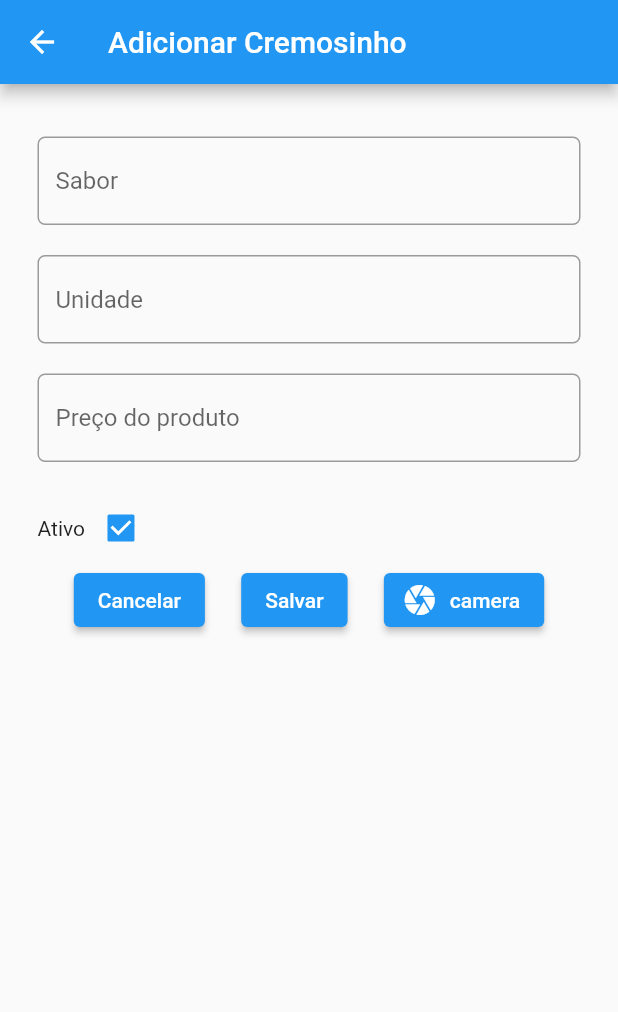
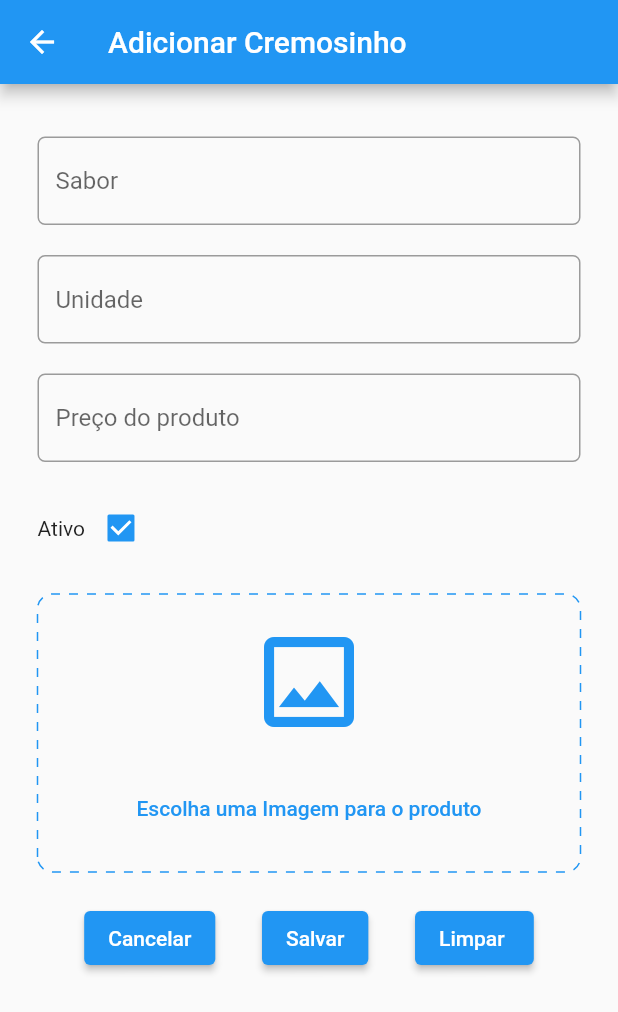
Before and after one commit to matheusfellipe/dindin_flutter, a Flutter app: the IceCreamAddPage screen opened directly, on a phone screen of 412 x 824 dp. Shown: the top 1012 px of the screen. Run offline on Flutter 3.47's test engine with Material 2 defaults, Android fonts, the phone set to English and light mode, and no system bars; drawn by our look-alikes of dotted_border; our stand-ins replace cloud_firestore, firebase_auth, firebase_core, firebase_storage, google_fonts, image_picker; accounts and stored records are empty.

Commit message:
implementing image picker

```diff
--- a/lib/screen/home/home_page.dart
+++ b/lib/screen/home/home_page.dart
@@ -1,4 +1,4 @@
-import 'package:din_din_com/screen/icecream/icrecream_add_page.dart';
+import 'package:din_din_com/screen/product/icrecream_add_page.dart';
 import 'package:flutter/material.dart';
 
 import '../deliveryman/deliveryman_add_page.dart';
--- a/lib/screen/icecream/icrecream_add_page.dart
+++ b/lib/screen/product/icrecream_add_page.dart
@@ -1,10 +1,11 @@
 import 'dart:io';
 
+import 'package:dotted_border/dotted_border.dart';
 import 'package:flutter/foundation.dart';
 import 'package:flutter/material.dart';
 import 'package:image_picker/image_picker.dart';
-import 'package:din_din_com/models/icrecream/icecream.dart';
-import 'package:din_din_com/models/icrecream/icecream_service.dart';
+import 'package:din_din_com/models/product/icecream.dart';
+import 'package:din_din_com/models/product/icecream_service.dart';
 // ignore: depend_on_referenced_packages
 import 'package:path/path.dart' as path;
 
@@ -17,6 +18,8 @@ class IceCreamAddPage extends StatefulWidget {
 
 class _IceCreamAddPageState extends State<IceCreamAddPage> {
   final GlobalKey<FormState> _formKey = GlobalKey<FormState>();
+  File? _pickedImage;
+  Uint8List webImage = Uint8List(8);
   final Icecream _icecream = Icecream();
   late final String fileName;
   late File imageFile;
@@ -110,6 +113,32 @@ class _IceCreamAddPageState extends State<IceCreamAddPage> {
                     ),
                   ],
                 ),
+                const SizedBox(
+                  height: 20,
+                ),
+                Container(
+                  width: MediaQuery.of(context).size.width > 650
+                      ? 500
+                      : MediaQuery.of(context).size.width * 0.90,
+                  height: MediaQuery.of(context).size.width > 650
+                      ? 350
+                      : MediaQuery.of(context).size.width * 0.45,
+                  decoration: BoxDecoration(
+                    color: Theme.of(context).scaffoldBackgroundColor,
+                    borderRadius: BorderRadius.circular(10),
+                  ),
+                  child: _pickedImage == null || webImage.isEmpty
+                      ? dottedBorder(color: Colors.blue)
+                      : ClipRRect(
+                          borderRadius: BorderRadius.circular(12),
+                          child: kIsWeb
+                              ? Image.memory(webImage)
+                              : Image.file(_pickedImage!),
+                        ),
+                ),
+                const SizedBox(
+                  height: 20,
+                ),
                 Row(
                   mainAxisAlignment: MainAxisAlignment.spaceEvenly,
                   children: [
@@ -149,10 +178,12 @@ class _IceCreamAddPageState extends State<IceCreamAddPage> {
                       },
                       child: const Text("Salvar"),
                     ),
-                    ElevatedButton.icon(
-                        onPressed: () => _upload('camera'),
-                        icon: const Icon(Icons.camera),
-                        label: const Text('camera')),
+                    ElevatedButton(
+                      onPressed: () {
+                        Navigator.of(context).pop();
+                      },
+                      child: const Text("Limpar "),
+                    ),
                   ],
                 )
               ],
@@ -163,25 +194,80 @@ class _IceCreamAddPageState extends State<IceCreamAddPage> {
     );
   }
 
-  Future<void> _upload(String inputSource) async {
-    final picker = ImagePicker();
-    XFile? pickedImage;
-    try {
-      pickedImage = await picker.pickImage(
-          source: inputSource == 'camera'
-              ? ImageSource.camera
-              : ImageSource.gallery,
-          maxWidth: 1920);
+  Widget dottedBorder({required Color color}) {
+    return DottedBorder(
+      dashPattern: const [6],
+      borderType: BorderType.RRect,
+      radius: const Radius.circular(10),
+      color: color,
+      child: Center(
+        child: Column(
+            mainAxisAlignment: MainAxisAlignment.center,
+            crossAxisAlignment: CrossAxisAlignment.center,
+            children: [
+              Icon(
+                Icons.image_outlined,
+                color: color,
+                size: 80,
+              ),
+              const SizedBox(
+                height: 20,
+              ),
+              TextButton(
+                  onPressed: () {
+                    _pickImage();
+                  },
+                  child: Text(
+                    "Escolha uma Imagem para o produto",
+                    style: TextStyle(color: color),
+                  ))
+            ]),
+      ),
+    );
+  }
 
-      fileName = path.basename(pickedImage!.path);
-      imageFile = File(pickedImage.path);
+  Future<void> _pickImage() async {
+    if (!kIsWeb) {
+      ImagePicker _picker = ImagePicker();
+      XFile? image = await _picker.pickImage(source: ImageSource.gallery);
+      if (image != null) {
+        var imageSelected = File(image.path);
+        setState(() {
+          _pickedImage = imageSelected;
+        });
+      }
+    } else if (kIsWeb) {
+      ImagePicker _picker = ImagePicker();
+      XFile? image = await _picker.pickImage(source: ImageSource.gallery);
+      if (image != null) {
+        var imageSelected = await image.readAsBytes();
+        setState(() {
+          webImage = imageSelected;
+          _pickedImage = File('a');
+        });
+      } else {
+        debugPrint('Nenhuma image foi selecionda');
+      }
+    } else {
+      debugPrint('Algo errado aconteceu!');
+    }
 
-      // Refresh the UI
-      setState(() {});
-    } catch (err) {
-      if (kDebugMode) {
-        print(err);
-      }
-    }
+    //   try {
+    //     pickedImage = await picker.pickImage(
+    //         source: inputSource == 'camera'
+    //             ? ImageSource.camera
+    //             : ImageSource.gallery,
+    //         maxWidth: 1920);
+
+    //     fileName = path.basename(pickedImage!.path);
+    //     imageFile = File(pickedImage.path);
+
+    //     // Refresh the UI
+    //     setState(() {});
+    //   } catch (err) {
+    //     if (kDebugMode) {
+    //       print(err);
+    //     }
+    //   }
   }
 }
--- a/pubspec.yaml
+++ b/pubspec.yaml
@@ -39,6 +39,7 @@ dependencies:
   google_fonts: null
   image_picker: ^0.8.6
   firebase_storage: ^11.0.4
+  dotted_border: ^2.0.0+3
 
 dev_dependencies:
   flutter_lints: ^2.0.0
```
Also changed, not shown: lib/models/product/icecream_service.dart (renamed from lib/models/icrecream/icecream_service.dart, +16 -16 lines), lib/models/product/icecream.dart (renamed from lib/models/icrecream/icecream.dart), lib/screen/product/icrecream_list_page.dart (added), pubspec.lock.
